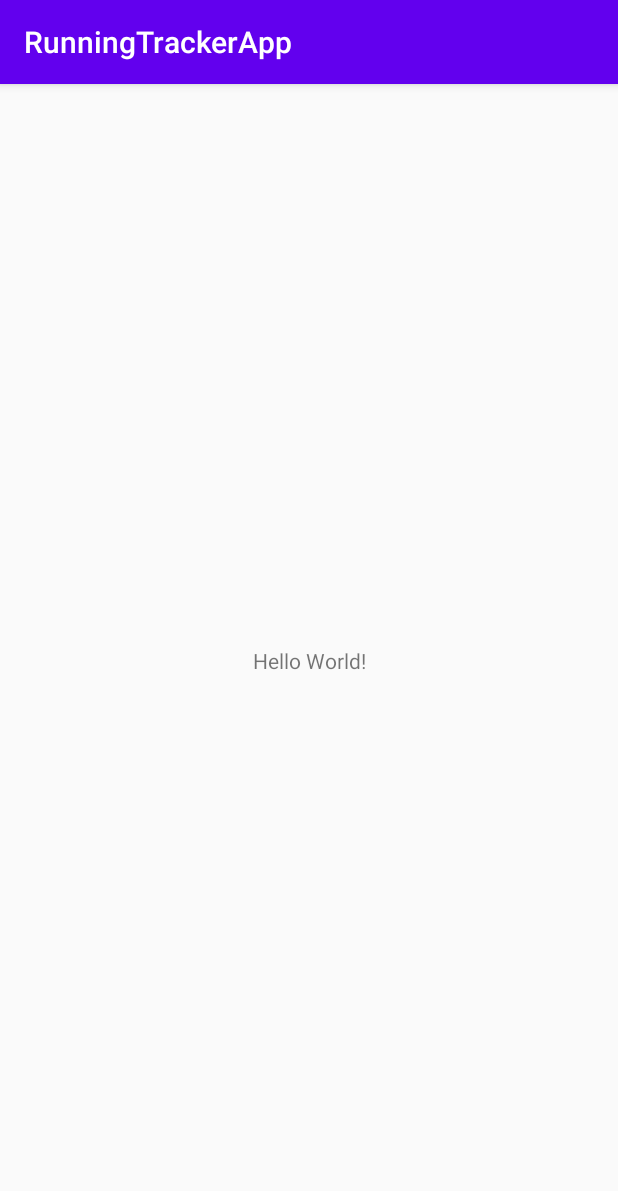
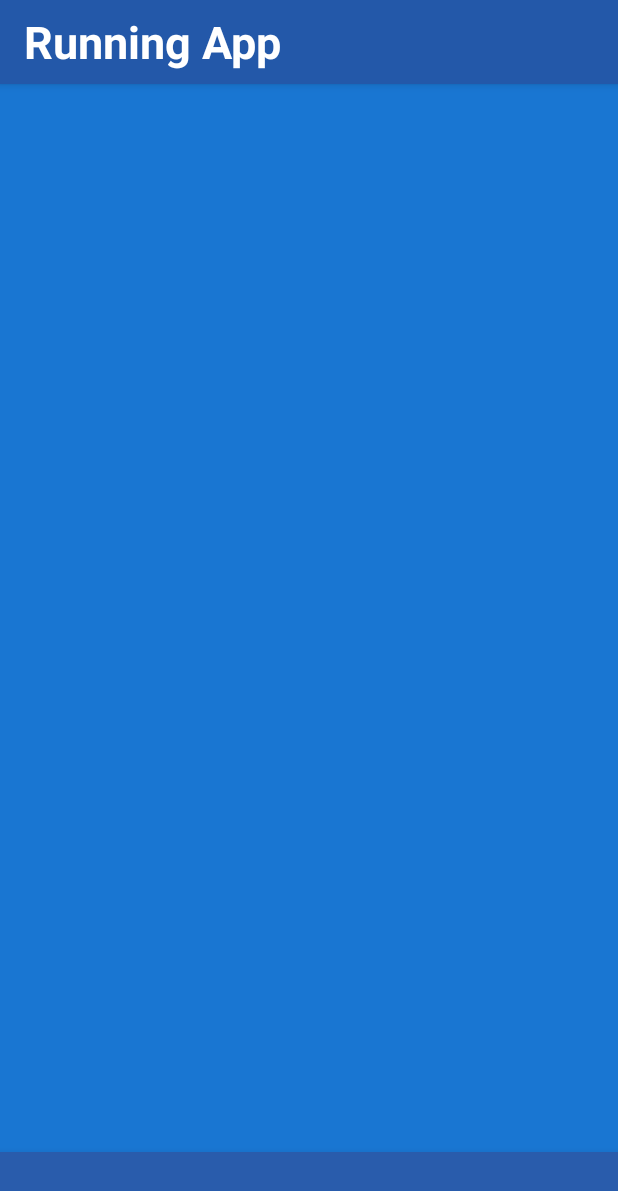
Before and after one commit to amiratashani/RunningTrackerApp, an Android app: the screen it shows after launch (MainActivity), on a phone screen of 412 x 824 dp. Shown: the top 1191 px of the screen. Run offline under Robolectric (Android 15) with nearby library versions, the phone set to English and light mode, and no system bars.

Commit message:
add all strings,colors and styles complete ui activity_main add all drawable

```diff
--- /dev/null
+++ b/app/src/main/res/drawable/bottom_nav_selector.xml
@@ -0,0 +1,5 @@
+<?xml version="1.0" encoding="utf-8"?>
+<selector xmlns:android="http://schemas.android.com/apk/res/android">
+    <item android:state_checked="true" android:color="@color/colorAccent" />
+    <item android:state_checked="false" android:color="#FFFFFF" />
+</selector>
--- /dev/null
+++ b/app/src/main/res/drawable/ic_close_white.xml
@@ -0,0 +1,5 @@
+<vector android:height="24dp" android:tint="#FFFFFF"
+    android:viewportHeight="24.0" android:viewportWidth="24.0"
+    android:width="24dp" xmlns:android="http://schemas.android.com/apk/res/android">
+    <path android:fillColor="#FF000000" android:pathData="M19,6.41L17.59,5 12,10.59 6.41,5 5,6.41 10.59,12 5,17.59 6.41,19 12,13.41 17.59,19 19,17.59 13.41,12z"/>
+</vector>
--- /dev/null
+++ b/app/src/main/res/drawable/ic_delete.xml
@@ -0,0 +1,5 @@
+<vector android:height="24dp" android:tint="#FFFFFF"
+    android:viewportHeight="24.0" android:viewportWidth="24.0"
+    android:width="24dp" xmlns:android="http://schemas.android.com/apk/res/android">
+    <path android:fillColor="#FF000000" android:pathData="M6,19c0,1.1 0.9,2 2,2h8c1.1,0 2,-0.9 2,-2V7H6v12zM19,4h-3.5l-1,-1h-5l-1,1H5v2h14V4z"/>
+</vector>
--- a/app/src/main/res/layout/activity_main.xml
+++ b/app/src/main/res/layout/activity_main.xml
@@ -2,17 +2,64 @@
 <androidx.constraintlayout.widget.ConstraintLayout xmlns:android="http://schemas.android.com/apk/res/android"
     xmlns:app="http://schemas.android.com/apk/res-auto"
     xmlns:tools="http://schemas.android.com/tools"
+    android:id="@+id/rootView"
     android:layout_width="match_parent"
     android:layout_height="match_parent"
     tools:context=".MainActivity">
 
-    <TextView
-        android:layout_width="wrap_content"
-        android:layout_height="wrap_content"
-        android:text="Hello World!"
+    <com.google.android.material.appbar.AppBarLayout
+        android:id="@+id/appBarLayout"
+        android:layout_width="match_parent"
+        android:layout_height="?android:attr/actionBarSize"
+        app:layout_constraintEnd_toEndOf="parent"
+        app:layout_constraintHorizontal_bias="0.5"
+        app:layout_constraintStart_toStartOf="parent"
+        app:layout_constraintTop_toTopOf="parent">
+
+        <com.google.android.material.appbar.MaterialToolbar
+            android:id="@+id/toolbar"
+            android:layout_width="match_parent"
+            android:layout_height="match_parent">
+
+            <com.google.android.material.textview.MaterialTextView
+                android:id="@+id/tvToolbarTitle"
+                android:layout_width="match_parent"
+                android:layout_height="match_parent"
+                android:text="Running App"
+                android:textSize="30sp"
+                android:textStyle="bold"
+                android:gravity="center_vertical"
+                android:textColor="@android:color/white"
+                app:layout_constraintBottom_toBottomOf="parent"
+                app:layout_constraintEnd_toEndOf="parent"
+                app:layout_constraintHorizontal_bias="0.5"
+                app:layout_constraintStart_toStartOf="parent"
+                app:layout_constraintTop_toTopOf="parent" />
+
+        </com.google.android.material.appbar.MaterialToolbar>
+    </com.google.android.material.appbar.AppBarLayout>
+
+    <FrameLayout
+        android:id="@+id/flFragment"
+        android:layout_width="match_parent"
+        android:layout_height="0dp"
+        app:layout_constraintBottom_toTopOf="@+id/bottomNavigationView"
+        app:layout_constraintEnd_toEndOf="parent"
+        app:layout_constraintStart_toStartOf="parent"
+        app:layout_constraintTop_toBottomOf="@+id/appBarLayout">
+
+
+    </FrameLayout>
+
+    <com.google.android.material.bottomnavigation.BottomNavigationView
+        android:id="@+id/bottomNavigationView"
+        android:layout_width="match_parent"
+        android:layout_height="56dp"
+        app:itemIconTint="@drawable/bottom_nav_selector"
+        app:itemTextColor="@drawable/bottom_nav_selector"
         app:layout_constraintBottom_toBottomOf="parent"
-        app:layout_constraintLeft_toLeftOf="parent"
-        app:layout_constraintRight_toRightOf="parent"
-        app:layout_constraintTop_toTopOf="parent" />
+        app:layout_constraintEnd_toEndOf="parent"
+        app:layout_constraintHorizontal_bias="0.5"
+        app:layout_constraintStart_toStartOf="parent" />
 
 </androidx.constraintlayout.widget.ConstraintLayout>
--- a/app/src/main/res/values/colors.xml
+++ b/app/src/main/res/values/colors.xml
@@ -1,6 +1,18 @@
 <?xml version="1.0" encoding="utf-8"?>
 <resources>
-    <color name="colorPrimary">#6200EE</color>
-    <color name="colorPrimaryDark">#3700B3</color>
-    <color name="colorAccent">#03DAC5</color>
+    <color name="md_blue_50">#E3F2FD</color>
+    <color name="md_blue_100">#BBDEFB</color>
+    <color name="md_blue_200">#90CAF9</color>
+    <color name="md_blue_300">#64B5F6</color>
+    <color name="md_blue_400">#42A5F5</color>
+    <color name="md_blue_500">#2196F3</color>
+    <color name="md_blue_700">#1976D2</color>
+    <color name="md_blue_800">#1565C0</color>
+    <color name="md_blue_900">#0D47A1</color>
+    <color name="md_blue_A100">#82B1FF</color>
+    <color name="md_blue_A200">#448AFF</color>
+    <color name="md_blue_A400">#2979FF</color>
+    <color name="md_blue_A700">#2962FF</color>
+    <color name="colorAccent">#FFE600</color>
+    <color name="errorColor">#D50000</color>
 </resources>
--- a/app/src/main/res/values/styles.xml
+++ b/app/src/main/res/values/styles.xml
@@ -1,10 +1,56 @@
 <resources>
     <!-- Base application theme. -->
-    <style name="AppTheme" parent="Theme.AppCompat.Light.DarkActionBar">
-        <!-- Customize your theme here. -->
-        <item name="colorPrimary">@color/colorPrimary</item>
-        <item name="colorPrimaryDark">@color/colorPrimaryDark</item>
-        <item name="colorAccent">@color/colorAccent</item>
+    <style name="AppTheme" parent="Theme.MaterialComponents.NoActionBar">
+        <!-- Original AppCompat attributes. -->
+        <item name="colorPrimary">@color/md_blue_900</item>
+        <item name="colorSecondary">@color/md_blue_500</item>
+        <item name="android:colorBackground">@color/md_blue_700</item>
+        <item name="colorError">@color/errorColor</item>
+
+        <!-- New MaterialComponents attributes. -->
+        <item name="colorPrimaryVariant">@android:color/white</item>
+        <item name="colorSecondaryVariant">@color/md_blue_400</item>
+        <!--> toolbar color -->
+        <item name="colorSurface">@color/md_blue_900</item>
+        <item name="colorOnPrimary">@color/md_blue_50</item>
+        <item name="colorOnSecondary">@color/md_blue_50</item>
+        <item name="colorOnBackground">@color/md_blue_50</item>
+        <item name="colorOnError">@android:color/black</item>
+        <item name="colorOnSurface">@android:color/white</item>
+        <item name="scrimBackground">@color/mtrl_scrim_color</item>
+        <item name="textAppearanceHeadline1">@style/TextAppearance.MaterialComponents.Headline1</item>
+        <item name="textAppearanceHeadline2">@style/TextAppearance.MaterialComponents.Headline2</item>
+        <item name="textAppearanceHeadline3">@style/TextAppearance.MaterialComponents.Headline3</item>
+        <item name="textAppearanceHeadline4">@style/TextAppearance.MaterialComponents.Headline4</item>
+        <item name="textAppearanceHeadline5">@style/TextAppearance.MaterialComponents.Headline5</item>
+        <item name="textAppearanceHeadline6">@style/TextAppearance.MaterialComponents.Headline6</item>
+        <item name="textAppearanceSubtitle1">@style/TextAppearance.MaterialComponents.Subtitle1</item>
+        <item name="textAppearanceSubtitle2">@style/TextAppearance.MaterialComponents.Subtitle2</item>
+        <item name="textAppearanceBody1">@style/TextAppearance.MaterialComponents.Body1</item>
+        <item name="textAppearanceBody2">@style/TextAppearance.MaterialComponents.Body2</item>
+        <item name="textAppearanceCaption">@style/TextAppearance.MaterialComponents.Caption</item>
+        <item name="textAppearanceButton">@style/TextAppearance.MaterialComponents.Button</item>
+        <item name="textAppearanceOverline">@style/TextAppearance.MaterialComponents.Overline</item>
+
+        <item name="alertDialogTheme">@style/AlertDialogTheme</item>
+    </style>
+
+    <style name="TextViewStyle" parent="Widget.MaterialComponents.TextView">
+        <item name="android:textColor">@android:color/white</item>
+
+    </style>
+
+    <style name="AlertDialogTheme" parent="ThemeOverlay.MaterialComponents.Dialog.Alert">
+        <item name="buttonBarPositiveButtonStyle">@style/PositiveButtonStyle</item>
+        <item name="buttonBarNegativeButtonStyle">@style/NegativeButtonStyle</item>
+    </style>
+
+    <style name="NegativeButtonStyle" parent="Widget.MaterialComponents.Button.TextButton.Dialog">
+        <item name="android:textColor">@color/colorAccent</item>
+    </style>
+
+    <style name="PositiveButtonStyle" parent="Widget.MaterialComponents.Button.TextButton.Dialog">
+        <item name="android:textColor">@color/colorAccent</item>
     </style>
 
 </resources>
```
Also changed, not shown: app/src/main/res/drawable/ic_add_black.xml (added, +9 -0 lines), app/src/main/res/drawable/ic_directions_run_black_24dp.xml (added, +9 -0 lines), app/src/main/res/drawable/ic_graph.xml (added, +9 -0 lines), app/src/main/res/drawable/ic_pause_black_24dp.xml (added, +9 -0 lines), app/src/main/res/drawable/ic_run.xml (added, +9 -0 lines), app/src/main/res/drawable/ic_settings.xml (added, +9 -0 lines), app/src/main/res/drawable/ic_stop_black_24dp.xml (added, +9 -0 lines), app/src/main/res/layout/item_run.xml (added, +73 -0 lines), app/src/main/res/values/strings.xml (+8 -1 lines).
